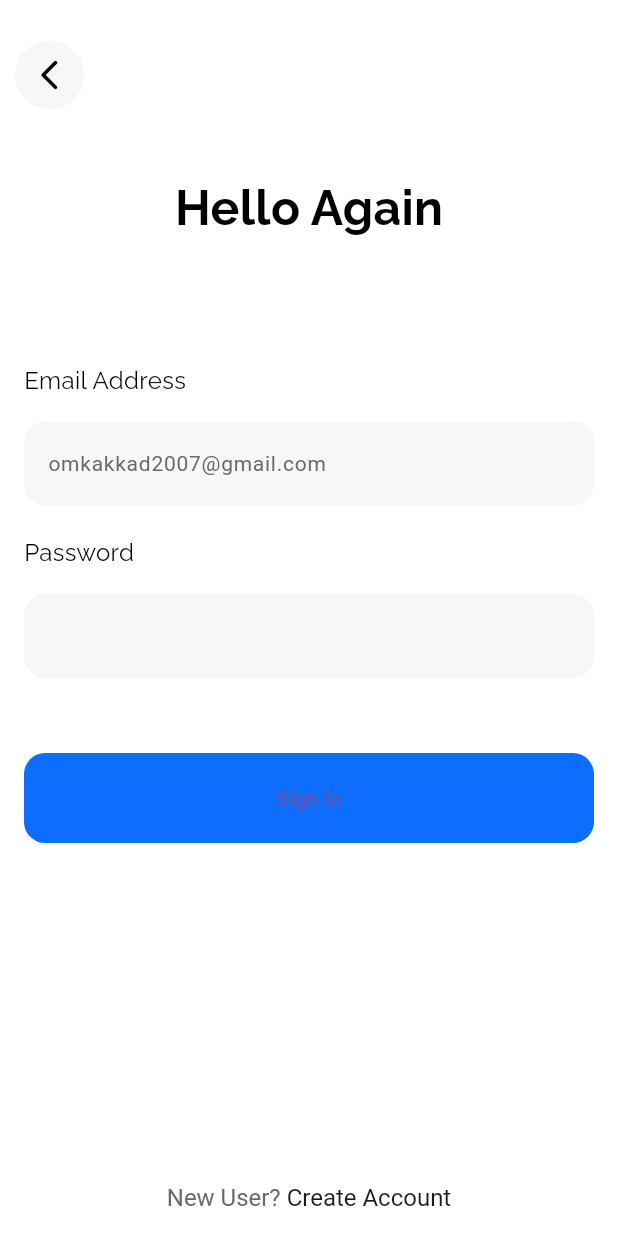
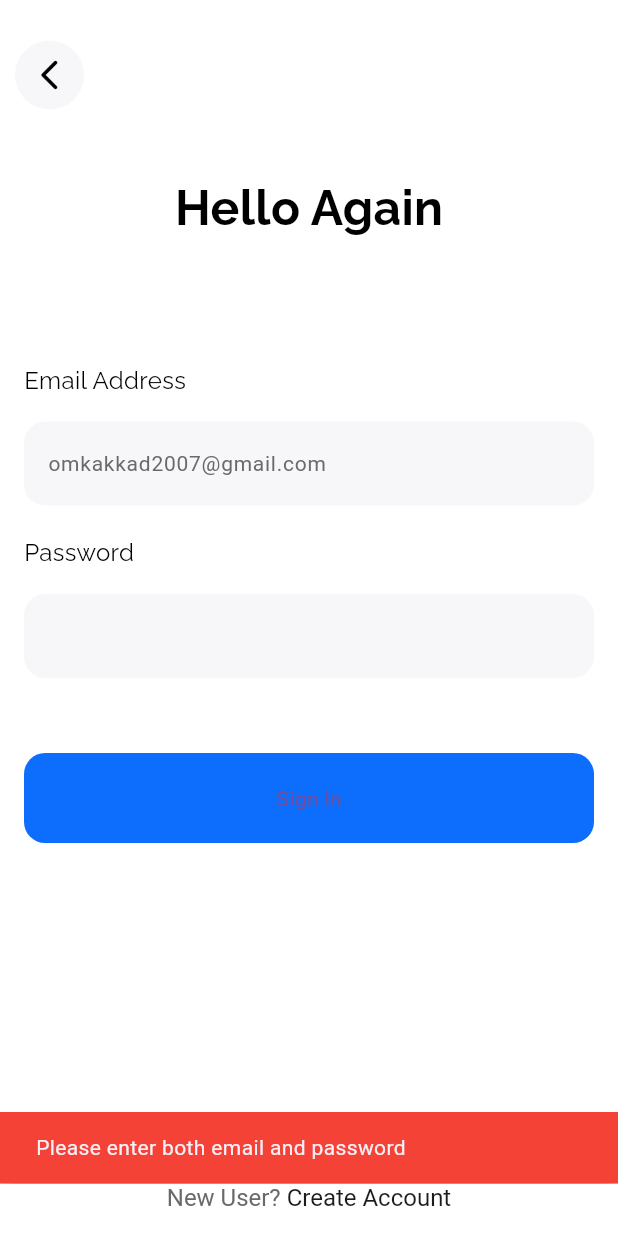
Before and after one commit to Om-Kakkad/MGM-GC, a Flutter app: the screen it shows after launch, after a tap on "Sign In", on a phone screen of 412 x 824 dp. Run offline on Flutter 3.47's test engine with Material 3 defaults, Android fonts, the light colour scheme and no system bars; our stand-ins replace cloud_firestore, cloud_functions, firebase_auth, firebase_core, fluttertoast, google_fonts; accounts and stored records are empty.

Commit message:
Refactor login and registration logic; improve error handling and loading indicators
- Updated login.dart to show a loading indicator during sign-in and handle errors more gracefully.
- Enhanced user role navigation after login, ensuring both league players and regular users are directed to the home page.
- Modified registration_page.dart to simplify data retrieval from Firestore, ensuring null safety.
- Updated pubspec.lock to reflect dependency version upgrades for various packages.

```diff
--- a/lib/pages/login/login.dart
+++ b/lib/pages/login/login.dart
@@ -152,23 +152,65 @@ class Login extends StatelessWidget {
       onPressed: () async {
         if (_emailController.text.isNotEmpty &&
             _passwordController.text.isNotEmpty) {
-          UserModel? userModel = await _authService.signInWithEmailAndPassword(
+          try {
+            // Show loading indicator
+            showDialog(
+              context: context,
+              barrierDismissible: false,
+              builder: (BuildContext context) {
+                return const Center(child: CircularProgressIndicator());
+              },
+            );
+
+            UserModel? userModel = await _authService
+                .signInWithEmailAndPassword(
                   _emailController.text,
                   _passwordController.text,
                 );
 
+            // Close loading dialog
+            Navigator.of(context).pop();
+
+            // Check if login was successful
             if (userModel != null) {
               // Navigate based on user role
               if (userModel.role == 'admin') {
                 Navigator.pushReplacementNamed(context, '/admin');
-            } else if (userModel.role == 'league_player') {
-              // League players now land on the standard home page
-              Navigator.pushReplacementNamed(context, '/home');
               } else {
-              // Regular user
+                // Both league players and regular users go to home
                 Navigator.pushReplacementNamed(context, '/home');
               }
+            } else {
+              // Show error if login failed but no exception was thrown
+              ScaffoldMessenger.of(context).showSnackBar(
+                const SnackBar(
+                  content: Text('Login failed. Please check your credentials.'),
+                  backgroundColor: Colors.red,
+                ),
+              );
             }
+          } catch (e) {
+            // Close loading dialog if open
+            if (Navigator.canPop(context)) {
+              Navigator.of(context).pop();
+            }
+
+            // Show specific error message
+            ScaffoldMessenger.of(context).showSnackBar(
+              SnackBar(
+                content: Text('Login error: ${e.toString()}'),
+                backgroundColor: Colors.red,
+              ),
+            );
+          }
+        } else {
+          // Show error for empty fields
+          ScaffoldMessenger.of(context).showSnackBar(
+            const SnackBar(
+              content: Text('Please enter both email and password'),
+              backgroundColor: Colors.red,
+            ),
+          );
         }
       },
       child: const Text("Sign In"),
--- a/lib/pages/registration/registration_page.dart
+++ b/lib/pages/registration/registration_page.dart
@@ -178,10 +178,8 @@ class _RegistrationPageState extends State<RegistrationPage> {
         if (teamDoc.exists) {
           // Check for both possible field names (teamName and name)
           Map<String, dynamic>? data = teamDoc.data();
-          if (data != null) {
-            // First try teamName, then fall back to name
-            return data['teamName'] ?? data['name'] as String?;
-          }
+          // First try teamName, then fall back to name
+          return data?['teamName'] ?? data?['name'] as String?;
           break; // Found the team, no need to continue checking
         }
       }
```
Also changed, not shown: pubspec.lock, 3 other files. Lines whose indentation alone changed are shown as unchanged.
